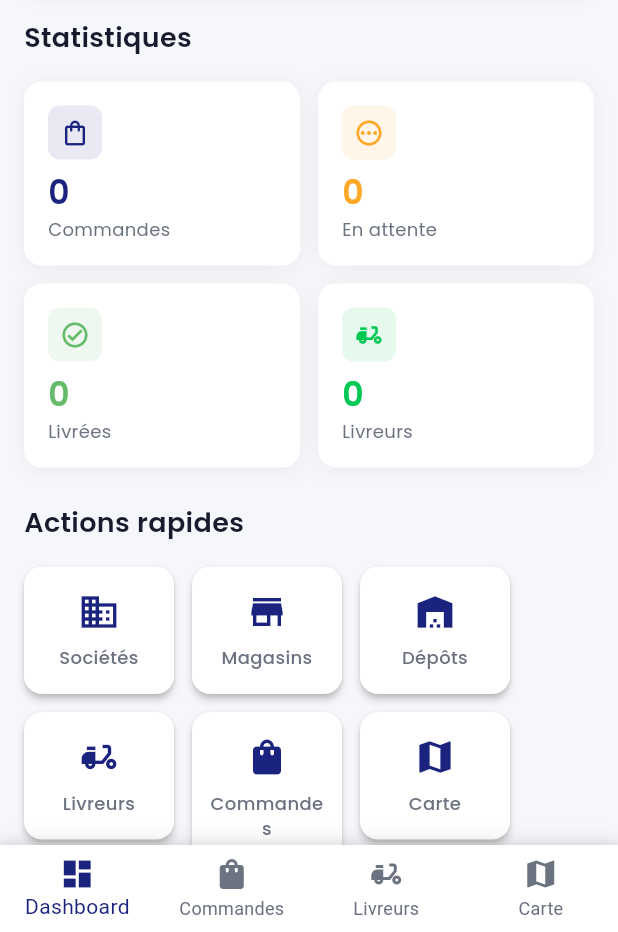
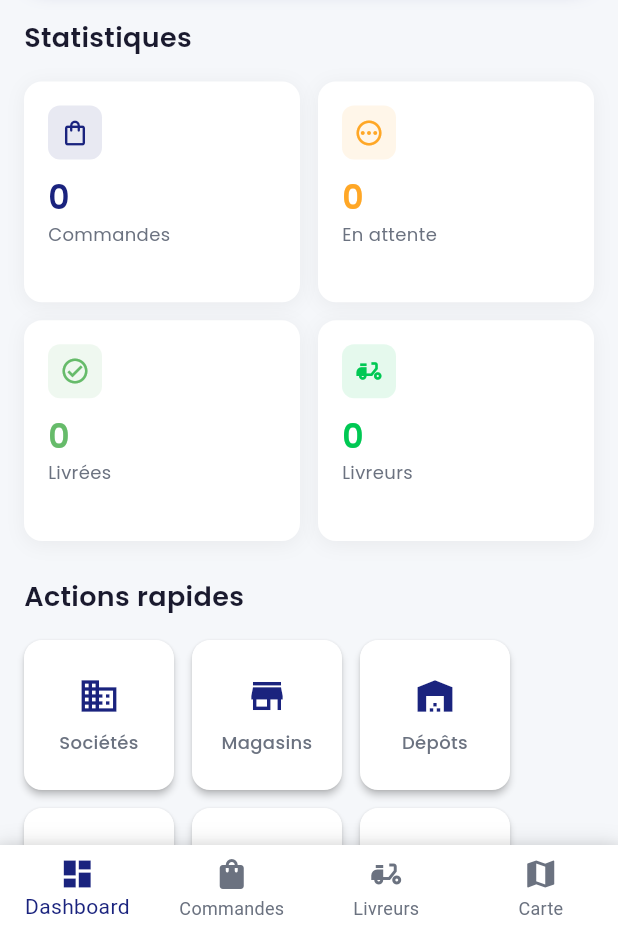
Before and after one commit to achrafkhemiri/livraison, a Flutter app: the GerantDashboard screen opened by its route, on a phone screen of 412 x 824 dp, the part 304-1236 px from its top. Run offline on Flutter 3.47's test engine with Material 3 defaults, Android fonts, the phone set to English and light mode, and no system bars; our stand-ins replace firebase_core, firebase_messaging, flutter_local_notifications, flutter_map, flutter_secure_storage, geolocator and 2 more; accounts and stored records are empty; network calls fail.

Commit message:
frontAdmin1

```diff
--- a/frontend/lib/core/constants/api_constants.dart
+++ b/frontend/lib/core/constants/api_constants.dart
@@ -3,8 +3,8 @@ import 'package:flutter/foundation.dart' show kIsWeb;
 
 class ApiConstants {
   // IP locale de votre ordinateur (mettez à jour si votre IP change)
-  // Actuellement la machine a l'IP 192.168.1.16 — remplacez si nécessaire.
-  static const String _localIp = '192.168.1.16';
+  // Actuellement la machine a l'IP 192.168.100.53 — remplacez si nécessaire 192.168.1.16.
+  static const String _localIp = '192.168.100.53';
 
   static String get _host {
     if (kIsWeb) return 'localhost';
--- a/frontend/lib/ui/screens/gerant/gerant_dashboard.dart
+++ b/frontend/lib/ui/screens/gerant/gerant_dashboard.dart
@@ -242,7 +242,8 @@ class _GerantDashboardState extends State<GerantDashboard> {
               crossAxisCount: 2,
               mainAxisSpacing: 12,
               crossAxisSpacing: 12,
-              childAspectRatio: 1.5,
+              // reduce aspect ratio so cards get a bit more vertical space
+              childAspectRatio: 1.25,
               children: [
                 _buildStatCard(
                   'Commandes',
@@ -292,7 +293,7 @@ class _GerantDashboardState extends State<GerantDashboard> {
       ),
       child: Column(
         crossAxisAlignment: CrossAxisAlignment.start,
-        mainAxisAlignment: MainAxisAlignment.spaceBetween,
+        mainAxisAlignment: MainAxisAlignment.start,
         children: [
             Container(
               padding: const EdgeInsets.all(8),
@@ -302,18 +303,23 @@ class _GerantDashboardState extends State<GerantDashboard> {
               ),
               child: Icon(icon, color: color, size: 20),
             ),
-          Column(
+            const SizedBox(height: 10),
+            Flexible(
+              child: Column(
                 crossAxisAlignment: CrossAxisAlignment.start,
+                mainAxisSize: MainAxisSize.min,
                 children: [
                   Text(
                     value,
                     style: AppStyles.headingMedium.copyWith(color: color),
+                    overflow: TextOverflow.ellipsis,
                   ),
                   Text(
                     title,
                     style: AppStyles.bodySmall.copyWith(color: AppColors.textSecondary),
                   ),
                 ],
+              ),
             ),
           ],
         ),
@@ -376,8 +382,10 @@ class _GerantDashboardState extends State<GerantDashboard> {
         borderRadius: BorderRadius.circular(12),
         child: Container(
           width: 100,
-          padding: const EdgeInsets.symmetric(vertical: 16, horizontal: 12),
+          height: 100,
+          padding: const EdgeInsets.symmetric(vertical: 12, horizontal: 12),
           child: Column(
+            mainAxisAlignment: MainAxisAlignment.center,
             children: [
               Icon(icon, color: AppColors.primary, size: 28),
               const SizedBox(height: 8),
@@ -385,6 +393,8 @@ class _GerantDashboardState extends State<GerantDashboard> {
                 label,
                 style: AppStyles.bodySmall.copyWith(fontWeight: FontWeight.w500),
                 textAlign: TextAlign.center,
+                maxLines: 1,
+                overflow: TextOverflow.ellipsis,
               ),
             ],
           ),
```
Also changed, not shown: frontend/lib/ui/screens/gerant/order_list_screen.dart (+104 -16 lines). Lines whose indentation alone changed are shown as unchanged.
